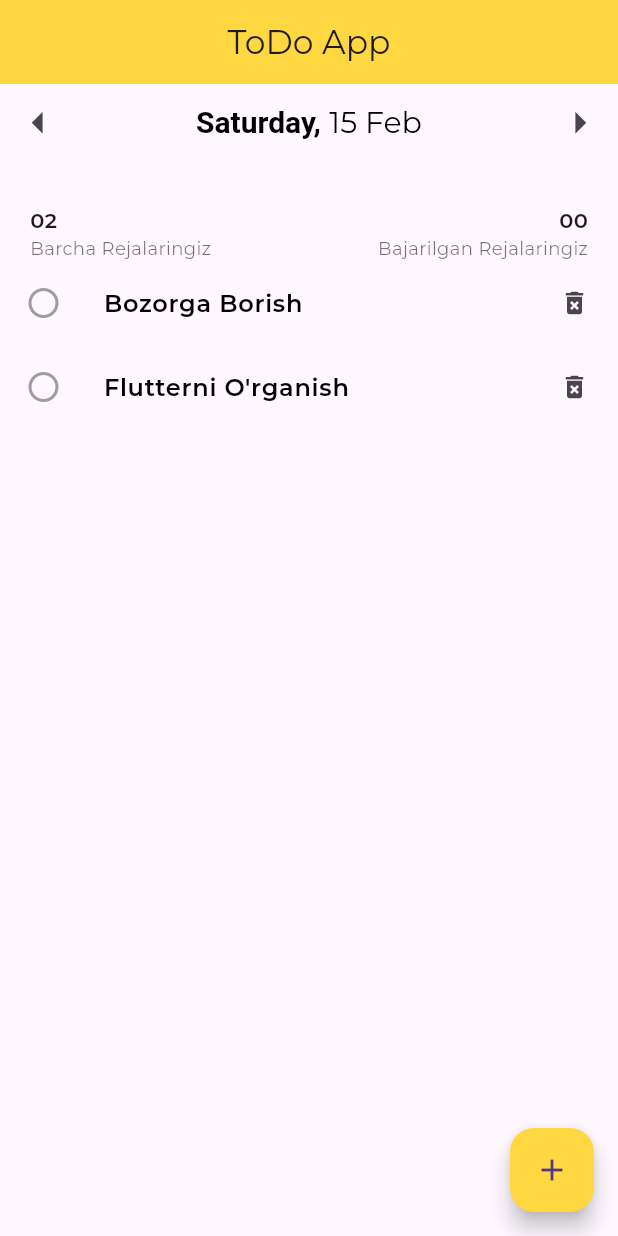
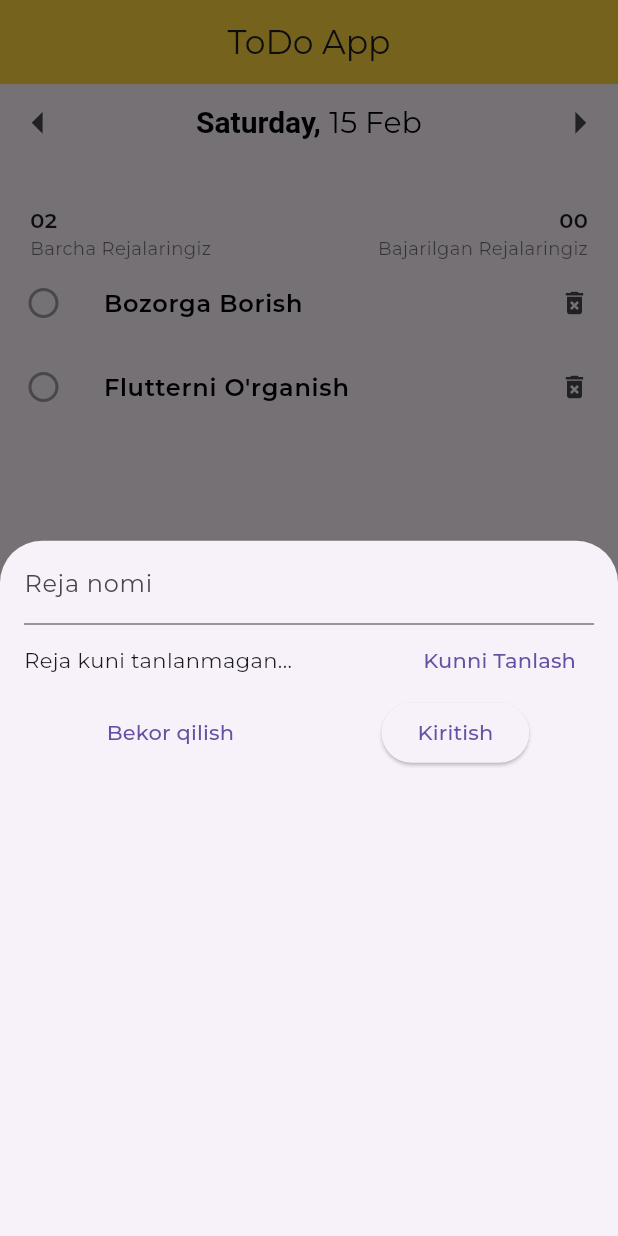
Before and after one commit to ramzdew12/toDoApp, a Flutter app: the screen it shows after launch, after a tap on the "add" icon, on a phone screen of 412 x 824 dp. Run offline on Flutter 3.47's test engine with Material 3 defaults, Android fonts, the phone set to English and light mode, and no system bars; our stand-ins replace google_fonts.

Commit message:
Rejani qo'shish funktsiyai

```diff
--- a/lib/main.dart
+++ b/lib/main.dart
@@ -1,6 +1,8 @@
 import 'package:flutter/material.dart';
 import 'package:google_fonts/google_fonts.dart';
+import 'package:intl/intl.dart';
 import 'package:todo/model/plans_model.dart';
+import 'package:todo/widgets/new_plan.dart';
 import 'package:todo/widgets/plans_info.dart';
 import 'package:todo/widgets/plans_list.dart';
 import 'package:todo/widgets/date_of_plans.dart';
@@ -74,12 +76,25 @@ class _PlansProgramState extends State<PlansProgram> {
     });
   }
 
-  int get _numberOfPlans{
+  void _addThePlan(String namePlan, DateTime dayPlan) {
+
+  }
+
+  int get _numberOfPlans {
     return plans.length;
   }
 
-  int get _numberOfPlansDone{
+  int get _numberOfPlansDone {
     return plans.where((plan) => plan.isDone).length;
+  }
+
+  void _plansAddScreen(BuildContext context) {
+    showModalBottomSheet(
+      context: context,
+      builder: (ctx) {
+        return NewPlan(_addThePlan);
+      },
+    );
   }
 
   @override
@@ -96,12 +111,14 @@ class _PlansProgramState extends State<PlansProgram> {
           SizedBox(
             height: 30,
           ),
-          PlansInfo(_numberOfPlans,_numberOfPlansDone),
+          PlansInfo(_numberOfPlans, _numberOfPlansDone),
           PlansList(plans, _donePicked, _planRemove),
         ],
       ),
       floatingActionButton: FloatingActionButton(
-        onPressed: () {},
+        onPressed: () {
+          _plansAddScreen(context);
+        },
         child: Icon(Icons.add),
         backgroundColor: Colors.amberAccent,
       ),
--- /dev/null
+++ b/lib/widgets/new_plan.dart
@@ -0,0 +1,82 @@
+import 'package:flutter/material.dart';
+import 'package:intl/intl.dart';
+
+class NewPlan extends StatefulWidget {
+  final Function addThePlan;
+  NewPlan(this.addThePlan);
+  @override
+  State<NewPlan> createState() => _NewPlanState();
+}
+
+class _NewPlanState extends State<NewPlan> {
+  DateTime? _todoSelectedDate;
+  final namePlanController = TextEditingController();
+
+  void _kalendarniOchish(BuildContext context) {
+    showDatePicker(
+      context: context,
+      firstDate: DateTime.now(),
+      initialDate: DateTime.now(),
+      lastDate: DateTime(2025, 12, 31),
+    ).then((tanlanganKun) {
+      if (tanlanganKun != null) {
+        setState(() {
+          _todoSelectedDate = tanlanganKun;
+        });
+      }
+    });
+  }
+
+  void submit() {
+    if (namePlanController.text.isEmpty || _todoSelectedDate == null) {
+      return; //Qaytarib yubor
+    }
+    widget.addThePlan(namePlanController.text, _todoSelectedDate);
+  }
+
+
+
+  @override
+  Widget build(BuildContext context) {
+    return Container(
+      padding: EdgeInsets.symmetric(
+        horizontal: 16,
+      ),
+      child: Column(
+        children: [
+          TextField(
+            decoration: InputDecoration(
+              labelText: "Reja nomi",
+            ),
+            controller: namePlanController,
+          ),
+          Row(
+            mainAxisAlignment: MainAxisAlignment.spaceBetween,
+            children: [
+              Text(_todoSelectedDate == null
+                  ? "Reja kuni tanlanmagan..."
+                  : DateFormat("EEEE,d MMMM, yyyy").format(_todoSelectedDate!)),
+              TextButton(
+                onPressed: () => _kalendarniOchish(context),
+                child: Text("Kunni Tanlash"),
+              ),
+            ],
+          ),
+          Row(
+            mainAxisAlignment: MainAxisAlignment.spaceAround,
+            children: [
+              TextButton(
+                onPressed: () {},
+                child: Text("Bekor qilish"),
+              ),
+              ElevatedButton(
+                onPressed: () {},
+                child: Text("Kiritish"),
+              ),
+            ],
+          )
+        ],
+      ),
+    );
+  }
+}
```
